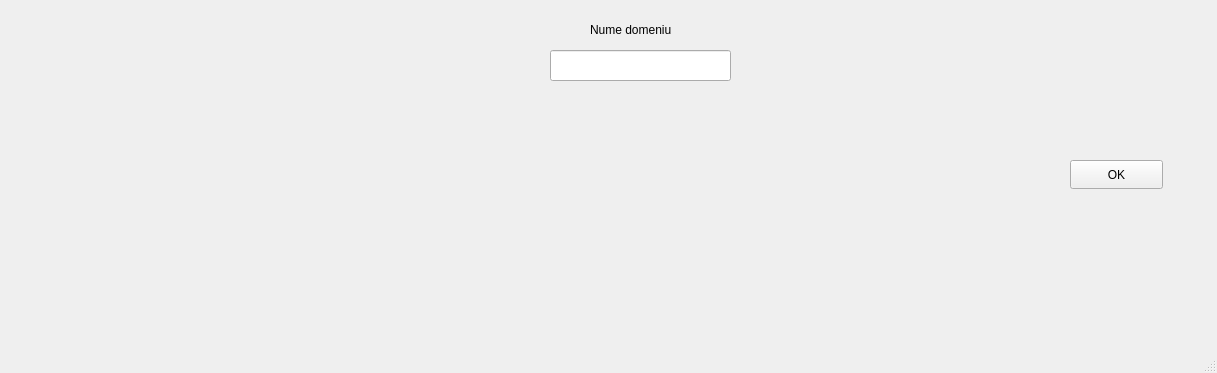
Qt form Generator/dnsoptiuni.ui (alexandragugu/Practica2023) before a commit.
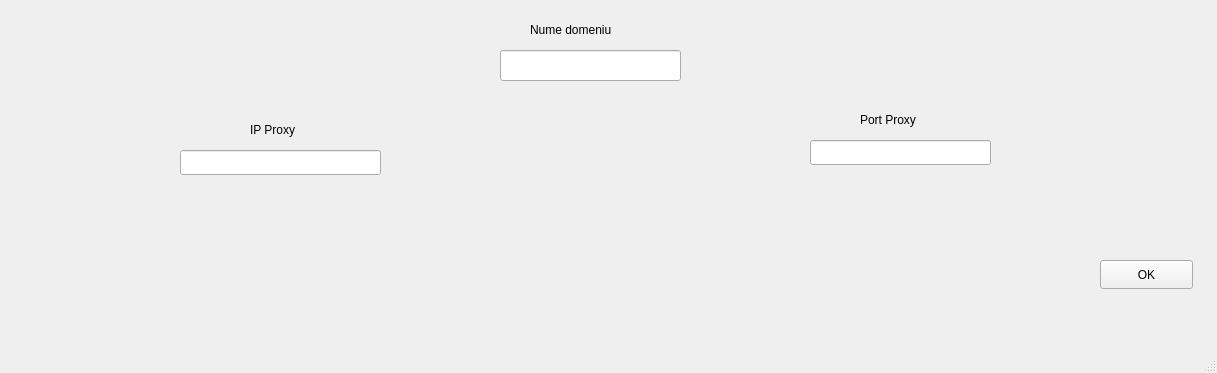
The same form after that commit.

```diff
--- a/Generator/dnsoptiuni.ui
+++ b/Generator/dnsoptiuni.ui
@@ -17,7 +17,7 @@
    <widget class="QLineEdit" name="lineEdit_4">
     <property name="geometry">
      <rect>
-      <x>550</x>
+      <x>500</x>
       <y>50</y>
       <width>181</width>
       <height>31</height>
@@ -27,7 +27,7 @@
    <widget class="QLabel" name="label_3">
     <property name="geometry">
      <rect>
-      <x>590</x>
+      <x>530</x>
       <y>20</y>
       <width>121</width>
       <height>20</height>
@@ -40,8 +40,8 @@
    <widget class="QPushButton" name="OK">
     <property name="geometry">
      <rect>
-      <x>1070</x>
-      <y>160</y>
+      <x>1100</x>
+      <y>260</y>
       <width>93</width>
       <height>29</height>
      </rect>
@@ -50,6 +50,52 @@
      <string>OK</string>
     </property>
    </widget>
+   <widget class="QLineEdit" name="ip_proxy">
+    <property name="geometry">
+     <rect>
+      <x>180</x>
+      <y>150</y>
+      <width>201</width>
+      <height>25</height>
+     </rect>
+    </property>
+   </widget>
+   <widget class="QLabel" name="label">
+    <property name="geometry">
+     <rect>
+      <x>250</x>
+      <y>120</y>
+      <width>63</width>
+      <height>20</height>
+     </rect>
+    </property>
+    <property name="text">
+     <string>IP Proxy</string>
+    </property>
+   </widget>
+   <widget class="QLineEdit" name="port_proxy">
+    <property name="geometry">
+     <rect>
+      <x>810</x>
+      <y>140</y>
+      <width>181</width>
+      <height>25</height>
+     </rect>
+    </property>
+   </widget>
+   <widget class="QLabel" name="label_2">
+    <property name="geometry">
+     <rect>
+      <x>860</x>
+      <y>110</y>
+      <width>71</width>
+      <height>20</height>
+     </rect>
+    </property>
+    <property name="text">
+     <string>Port Proxy</string>
+    </property>
+   </widget>
   </widget>
   <widget class="QMenuBar" name="menubar">
    <property name="geometry">
```
